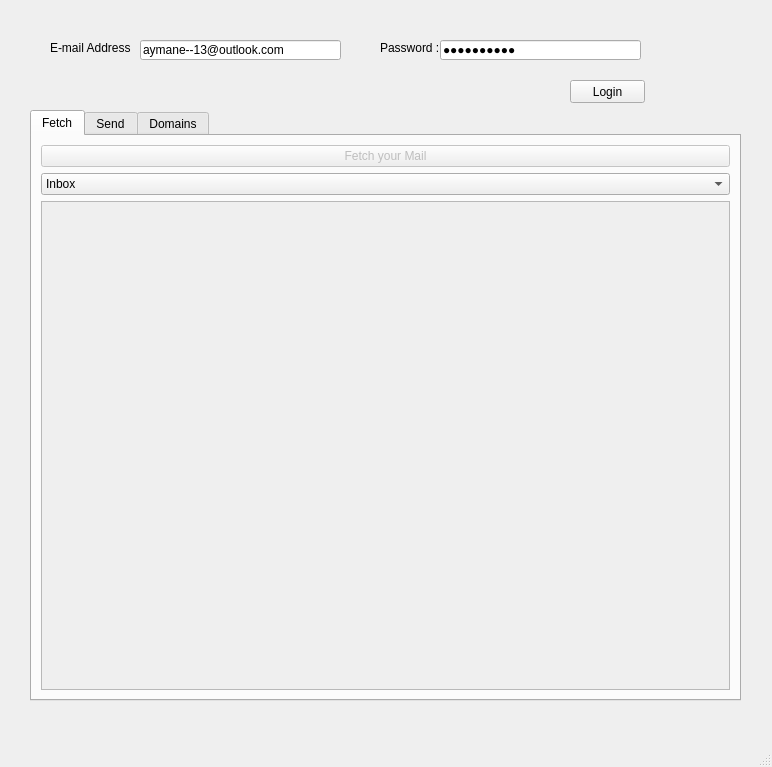
Before: the Qt Designer form mail2.ui in 13-aymane/py-mail, drawn with Qt 5.
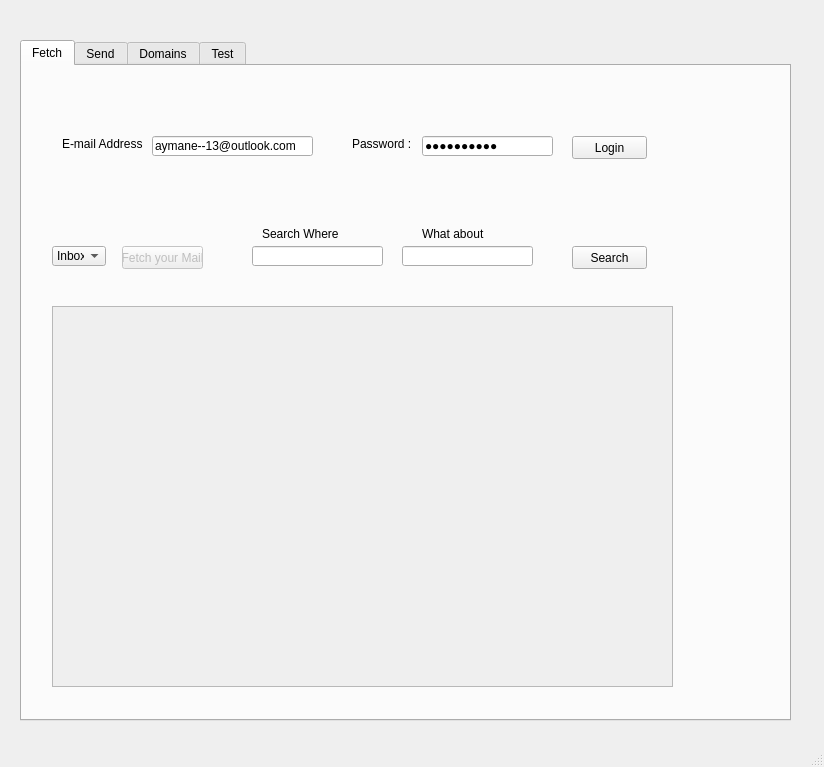
After: the same form once the commit is applied. The open tabs and pages were chosen to show the change.

```diff
--- a/mail2.ui
+++ b/mail2.ui
@@ -6,7 +6,7 @@
    <rect>
     <x>0</x>
     <y>0</y>
-    <width>772</width>
+    <width>824</width>
     <height>767</height>
    </rect>
   </property>
@@ -17,10 +17,10 @@
    <widget class="QTabWidget" name="tabWidget">
     <property name="geometry">
      <rect>
-      <x>30</x>
-      <y>110</y>
-      <width>711</width>
-      <height>591</height>
+      <x>20</x>
+      <y>40</y>
+      <width>771</width>
+      <height>681</height>
      </rect>
     </property>
     <property name="currentIndex">
@@ -30,26 +30,44 @@
      <attribute name="title">
       <string>Fetch</string>
      </attribute>
-     <layout class="QGridLayout" name="gridLayout">
-      <item row="1" column="0">
        <widget class="QPushButton" name="fetchButton">
         <property name="enabled">
          <bool>false</bool>
         </property>
+      <property name="geometry">
+       <rect>
+        <x>100</x>
+        <y>180</y>
+        <width>81</width>
+        <height>23</height>
+       </rect>
+      </property>
         <property name="text">
          <string>Fetch your Mail</string>
         </property>
        </widget>
-      </item>
-      <item row="3" column="0">
        <widget class="QTextEdit" name="fetchField">
         <property name="enabled">
          <bool>false</bool>
         </property>
-       </widget>
-      </item>
-      <item row="2" column="0">
+      <property name="geometry">
+       <rect>
+        <x>30</x>
+        <y>240</y>
+        <width>621</width>
+        <height>381</height>
+       </rect>
+      </property>
+     </widget>
        <widget class="QComboBox" name="comboBox">
+      <property name="geometry">
+       <rect>
+        <x>30</x>
+        <y>180</y>
+        <width>54</width>
+        <height>20</height>
+       </rect>
+      </property>
         <item>
          <property name="text">
           <string>Inbox</string>
@@ -61,8 +79,139 @@
          </property>
         </item>
        </widget>
-      </item>
-     </layout>
+     <widget class="QLineEdit" name="emailField">
+      <property name="geometry">
+       <rect>
+        <x>130</x>
+        <y>70</y>
+        <width>161</width>
+        <height>20</height>
+       </rect>
+      </property>
+      <property name="text">
+       <string>aymane--13@outlook.com</string>
+      </property>
+     </widget>
+     <widget class="QLineEdit" name="pwdField">
+      <property name="geometry">
+       <rect>
+        <x>400</x>
+        <y>70</y>
+        <width>131</width>
+        <height>20</height>
+       </rect>
+      </property>
+      <property name="text">
+       <string>aout131995</string>
+      </property>
+      <property name="echoMode">
+       <enum>QLineEdit::Password</enum>
+      </property>
+     </widget>
+     <widget class="QLabel" name="label_pwd">
+      <property name="geometry">
+       <rect>
+        <x>330</x>
+        <y>70</y>
+        <width>71</width>
+        <height>16</height>
+       </rect>
+      </property>
+      <property name="text">
+       <string>Password :</string>
+      </property>
+     </widget>
+     <widget class="QLabel" name="label_email">
+      <property name="geometry">
+       <rect>
+        <x>40</x>
+        <y>70</y>
+        <width>81</width>
+        <height>16</height>
+       </rect>
+      </property>
+      <property name="text">
+       <string>E-mail Address :</string>
+      </property>
+     </widget>
+     <widget class="QPushButton" name="loginButton">
+      <property name="geometry">
+       <rect>
+        <x>550</x>
+        <y>70</y>
+        <width>75</width>
+        <height>23</height>
+       </rect>
+      </property>
+      <property name="text">
+       <string>Login</string>
+      </property>
+     </widget>
+     <widget class="QLineEdit" name="searchField">
+      <property name="geometry">
+       <rect>
+        <x>230</x>
+        <y>180</y>
+        <width>131</width>
+        <height>20</height>
+       </rect>
+      </property>
+      <property name="text">
+       <string/>
+      </property>
+     </widget>
+     <widget class="QLineEdit" name="termField">
+      <property name="geometry">
+       <rect>
+        <x>380</x>
+        <y>180</y>
+        <width>131</width>
+        <height>20</height>
+       </rect>
+      </property>
+      <property name="text">
+       <string/>
+      </property>
+     </widget>
+     <widget class="QLabel" name="label_email_2">
+      <property name="geometry">
+       <rect>
+        <x>240</x>
+        <y>160</y>
+        <width>81</width>
+        <height>16</height>
+       </rect>
+      </property>
+      <property name="text">
+       <string>Search Where</string>
+      </property>
+     </widget>
+     <widget class="QLabel" name="label_email_3">
+      <property name="geometry">
+       <rect>
+        <x>400</x>
+        <y>160</y>
+        <width>81</width>
+        <height>16</height>
+       </rect>
+      </property>
+      <property name="text">
+       <string>What about</string>
+      </property>
+     </widget>
+     <widget class="QPushButton" name="searchButton">
+      <property name="geometry">
+       <rect>
+        <x>550</x>
+        <y>180</y>
+        <width>75</width>
+        <height>23</height>
+       </rect>
+      </property>
+      <property name="text">
+       <string>Search</string>
+      </property>
+     </widget>
     </widget>
     <widget class="QWidget" name="Send">
      <attribute name="title">
@@ -531,75 +680,120 @@
        </property>
       </column>
      </widget>
-    </widget>
-   </widget>
-   <widget class="QLabel" name="label_email">
+     <widget class="QLineEdit" name="domainField">
+      <property name="geometry">
+       <rect>
+        <x>90</x>
+        <y>20</y>
+        <width>197</width>
+        <height>22</height>
+       </rect>
+      </property>
+      <property name="font">
+       <font>
+        <pointsize>10</pointsize>
+       </font>
+      </property>
+     </widget>
+     <widget class="QLabel" name="label_7">
+      <property name="geometry">
+       <rect>
+        <x>10</x>
+        <y>20</y>
+        <width>84</width>
+        <height>22</height>
+       </rect>
+      </property>
+      <property name="font">
+       <font>
+        <pointsize>10</pointsize>
+       </font>
+      </property>
+      <property name="text">
+       <string>Domain :</string>
+      </property>
+     </widget>
+    </widget>
+    <widget class="QWidget" name="tab_2">
+     <attribute name="title">
+      <string>Test</string>
+     </attribute>
+     <widget class="QTextEdit" name="testField">
+      <property name="enabled">
+       <bool>true</bool>
+      </property>
     <property name="geometry">
      <rect>
-      <x>50</x>
-      <y>40</y>
-      <width>81</width>
-      <height>16</height>
-     </rect>
-    </property>
+        <x>80</x>
+        <y>50</y>
+        <width>561</width>
+        <height>261</height>
+       </rect>
+      </property>
+     </widget>
+     <widget class="QLabel" name="label_5">
+      <property name="geometry">
+       <rect>
+        <x>80</x>
+        <y>20</y>
+        <width>111</width>
+        <height>21</height>
+       </rect>
+      </property>
+      <property name="font">
+       <font>
+        <pointsize>10</pointsize>
+       </font>
+      </property>
     <property name="text">
-     <string>E-mail Address :</string>
-    </property>
-   </widget>
-   <widget class="QPushButton" name="loginButton">
+       <string>Emails List to Test :</string>
+      </property>
+     </widget>
+     <widget class="QPushButton" name="testButton">
     <property name="geometry">
      <rect>
-      <x>570</x>
-      <y>80</y>
+        <x>550</x>
+        <y>320</y>
       <width>75</width>
       <height>23</height>
      </rect>
     </property>
     <property name="text">
-     <string>Login</string>
-    </property>
-   </widget>
-   <widget class="QLineEdit" name="emailField">
-    <property name="geometry">
-     <rect>
-      <x>140</x>
-      <y>40</y>
-      <width>201</width>
-      <height>20</height>
-     </rect>
-    </property>
-    <property name="text">
-     <string>aymane--13@outlook.com</string>
-    </property>
-   </widget>
-   <widget class="QLabel" name="label_pwd">
+       <string>Test</string>
+      </property>
+     </widget>
+     <widget class="QTextEdit" name="resultField">
+      <property name="enabled">
+       <bool>false</bool>
+      </property>
     <property name="geometry">
      <rect>
-      <x>380</x>
-      <y>40</y>
-      <width>71</width>
-      <height>16</height>
-     </rect>
-    </property>
-    <property name="text">
-     <string>Password :</string>
-    </property>
-   </widget>
-   <widget class="QLineEdit" name="pwdField">
+        <x>90</x>
+        <y>380</y>
+        <width>561</width>
+        <height>261</height>
+       </rect>
+      </property>
+     </widget>
+     <widget class="QLabel" name="label_6">
     <property name="geometry">
      <rect>
-      <x>440</x>
-      <y>40</y>
-      <width>201</width>
-      <height>20</height>
-     </rect>
-    </property>
+        <x>100</x>
+        <y>350</y>
+        <width>111</width>
+        <height>21</height>
+       </rect>
+      </property>
+      <property name="font">
+       <font>
+        <pointsize>10</pointsize>
+       </font>
+      </property>
     <property name="text">
-     <string>aout131995</string>
-    </property>
-    <property name="echoMode">
-     <enum>QLineEdit::Password</enum>
-    </property>
+       <string>Result :</string>
+      </property>
+     </widget>
+    </widget>
    </widget>
   </widget>
   <widget class="QStatusBar" name="statusbar"/>
```
Left out of the diff: 96 changed lines with no effect on the pictures. Lines whose indentation alone changed are shown as unchanged.
